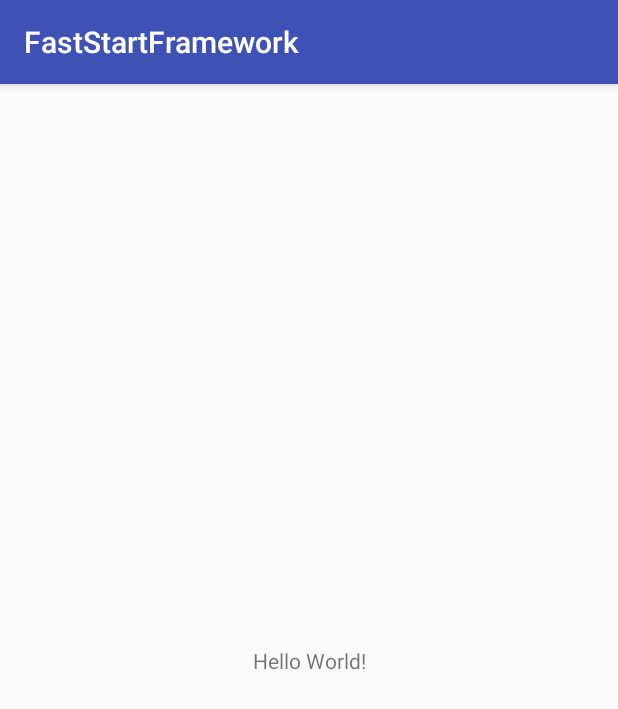
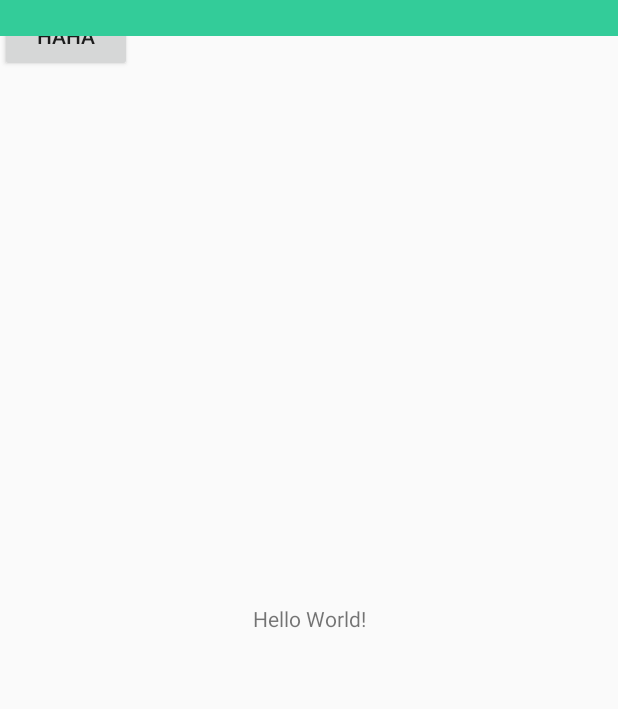
Before and after one commit to victorfun8/FastStartFramework, an Android app: the screen it shows after launch (MainActivity), on a phone screen of 412 x 824 dp. Shown: the top 709 px of the screen. Run offline under Robolectric (Android 15) with nearby library versions, the phone set to English and light mode, and no system bars.

Commit message:
1.添加exception 2.调整activity包名

```diff
--- a/app/build.gradle
+++ b/app/build.gradle
@@ -29,4 +29,6 @@ dependencies {
     testImplementation 'junit:junit:4.12'
     androidTestImplementation 'com.android.support.test:runner:1.0.2'
     androidTestImplementation 'com.android.support.test.espresso:espresso-core:3.0.2'
+    api project(':ZBLibrary')
+    api project(':common')
 }
--- a/app/src/main/AndroidManifest.xml
+++ b/app/src/main/AndroidManifest.xml
@@ -9,7 +9,7 @@
         android:roundIcon="@mipmap/ic_launcher_round"
         android:supportsRtl="true"
         android:theme="@style/AppTheme" >
-        <activity android:name=".MainActivity" >
+        <activity android:name=".activity.MainActivity" >
             <intent-filter>
                 <action android:name="android.intent.action.MAIN" />
 
--- a/app/src/main/java/net/hs/ito/faststartframework/MainActivity.java
+++ /dev/null
@@ -1,13 +0,0 @@
-package net.hs.ito.faststartframework;
-
-import android.support.v7.app.AppCompatActivity;
-import android.os.Bundle;
-
-public class MainActivity extends AppCompatActivity {
-
-    @Override
-    protected void onCreate(Bundle savedInstanceState) {
-        super.onCreate(savedInstanceState);
-        setContentView(R.layout.activity_main);
-    }
-}
--- /dev/null
+++ b/app/src/main/java/net/hs/ito/faststartframework/activity/MainActivity.java
@@ -0,0 +1,46 @@
+package net.hs.ito.faststartframework.activity;
+
+import android.app.Activity;
+import android.support.v7.app.AppCompatActivity;
+import android.os.Bundle;
+import android.widget.Button;
+
+import net.hs.ito.faststartframework.R;
+
+import zuo.biao.library.base.BaseActivity;
+
+public class MainActivity extends BaseActivity {
+
+    private Button mBt;
+
+    @Override
+    protected void onCreate(Bundle savedInstanceState) {
+        super.onCreate(savedInstanceState);
+        setContentView(R.layout.activity_main);
+    }
+
+    @Override
+    public void initView() {
+        mBt = findView(R.id.bt);
+    }
+
+    @Override
+    public void initData() {
+
+    }
+
+    @Override
+    public void initEvent() {
+
+    }
+
+    @Override
+    public Activity getActivity() {
+        return this;
+    }
+
+    @Override
+    public void onPointerCaptureChanged(boolean hasCapture) {
+
+    }
+}
--- a/app/src/main/res/layout/activity_main.xml
+++ b/app/src/main/res/layout/activity_main.xml
@@ -5,7 +5,7 @@
     xmlns:app="http://schemas.android.com/apk/res-auto"
     android:layout_width="match_parent"
     android:layout_height="match_parent"
-    tools:context="net.hs.ito.faststartframework.MainActivity">
+    tools:context="net.hs.ito.faststartframework.activity.MainActivity">
 
     <TextView
         android:layout_width="wrap_content"
@@ -16,4 +16,9 @@
         app:layout_constraintRight_toRightOf="parent"
         app:layout_constraintTop_toTopOf="parent" />
 
+    <Button
+        android:id="@+id/bt"
+        style="@style/wrap_wrap"
+        android:text="haha"/>
+
 </android.support.constraint.ConstraintLayout>
```
Also changed, not shown: common/src/main/java/net/hs/ito/common/exception/BizException.java (added, +30 -0 lines).
